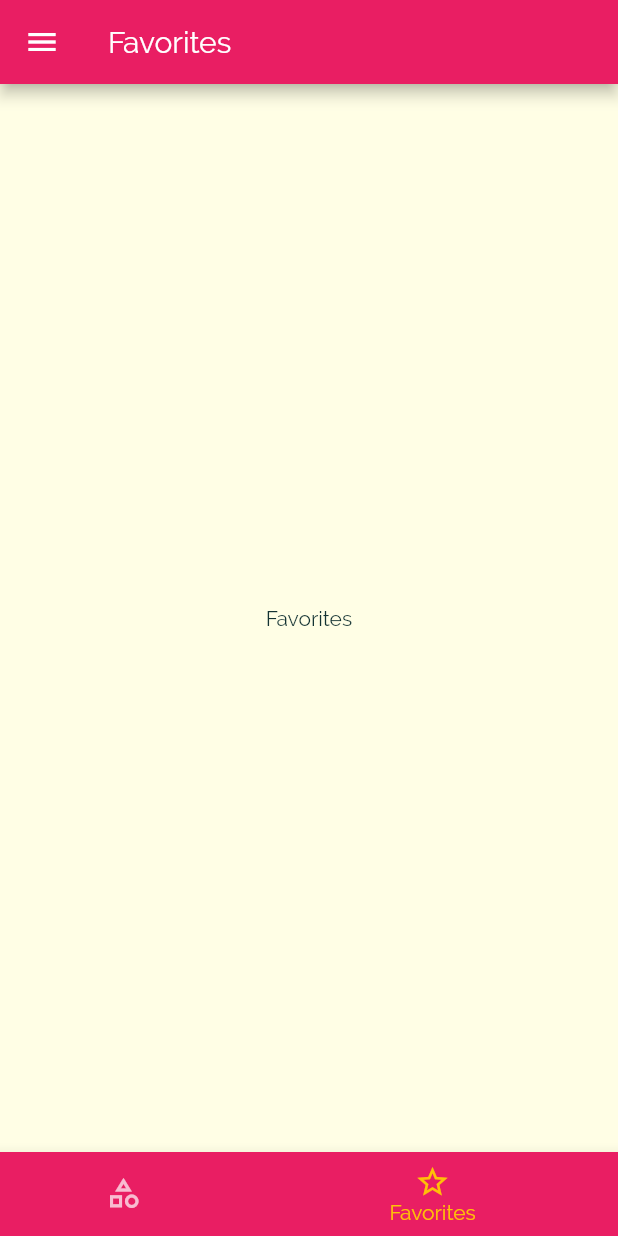
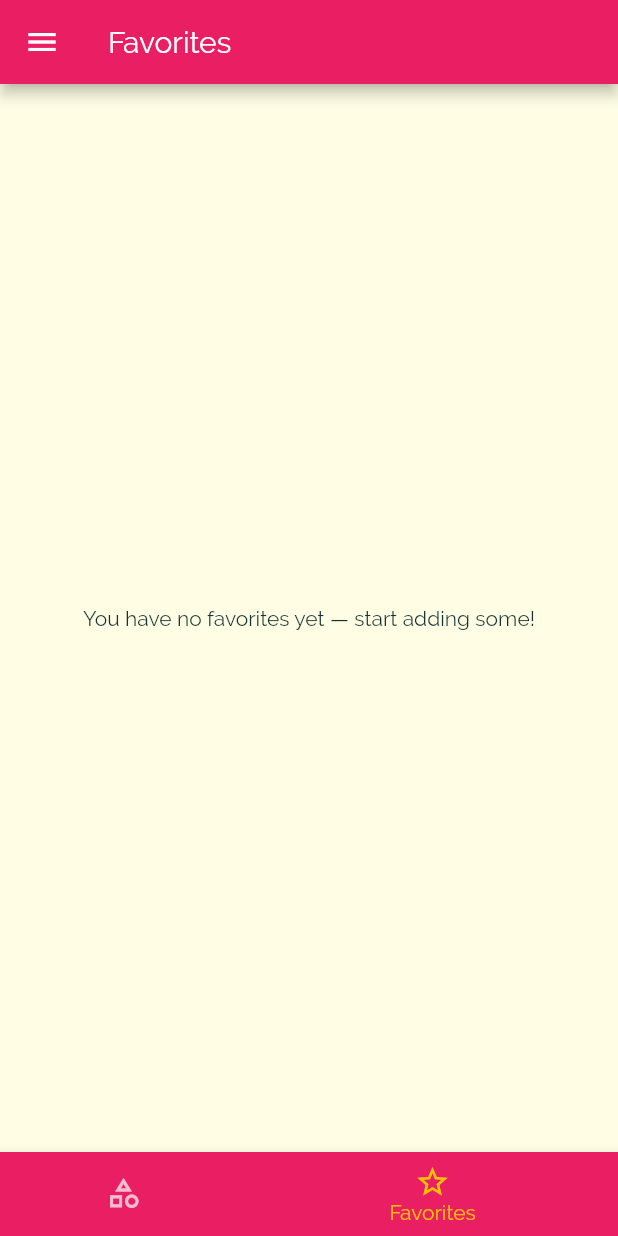
Before and after one commit to Russkazkin/flutter_meals_app, a Flutter app: the screen it shows after launch, item 2 of the bottom bar chosen, on a phone screen of 412 x 824 dp. Run offline on Flutter 3.47's test engine with Material 2 defaults, Android fonts, the phone set to English and light mode, and no system bars.

Commit message:
Pass favoriteMeals from main to Favorites screen

```diff
--- a/lib/main.dart
+++ b/lib/main.dart
@@ -24,6 +24,7 @@ class _MyAppState extends State<MyApp> {
   };
 
   List<Meal> _availableMeals = DUMMY_MEALS;
+  List<Meal> _favoriteMeals = [];
 
   void _setFilters(Map<String, bool> filterData) {
     setState(() {
@@ -65,7 +66,7 @@ class _MyAppState extends State<MyApp> {
               color: Colors.white70,
             )),
       ),
-      home: Tabs(),
+      home: Tabs(favoriteMeals: _favoriteMeals,),
       routes: {
         CategoryMeals.route: (context) => CategoryMeals(availableMeals: _availableMeals),
         MealDetail.route: (context) => MealDetail(),
--- a/lib/screens/favorites.dart
+++ b/lib/screens/favorites.dart
@@ -1,10 +1,17 @@
 import 'package:flutter/material.dart';
 
+import '../models/meal.dart';
+
 class Favorites extends StatelessWidget {
+  final List<Meal> favoriteMeals;
+
+  const Favorites({this.favoriteMeals});
+
   @override
   Widget build(BuildContext context) {
+
     return Center(
-      child: Text('Favorites'),
+      child: Text('You have no favorites yet — start adding some!'),
     );
   }
 }
--- a/lib/screens/tabs.dart
+++ b/lib/screens/tabs.dart
@@ -1,21 +1,33 @@
 import 'package:flutter/material.dart';
+
+import '../models/meal.dart';
 import '../widgets/drawers/main_drawer.dart';
 
 import './favorites.dart';
 import './categories.dart';
 
 class Tabs extends StatefulWidget {
+  final List<Meal> favoriteMeals;
+
+  const Tabs({this.favoriteMeals});
+
   @override
   _TabsState createState() => _TabsState();
 }
 
 class _TabsState extends State<Tabs> {
-  final List<Map<String, Object>> _screens = [
-    {'page': Categories(), 'title': 'Categories',},
-    {'page': Favorites(), 'title': 'Favorites',},
-  ];
+  List<Map<String, Object>> _screens;
 
   int _selectedScreenIndex = 0;
+
+  @override
+  void initState() {
+    _screens = [
+      {'page': Categories(), 'title': 'Categories',},
+      {'page': Favorites(favoriteMeals: widget.favoriteMeals,), 'title': 'Favorites',},
+    ];
+    super.initState();
+  }
 
   void _selectPage(int index) {
     setState(() {
```
